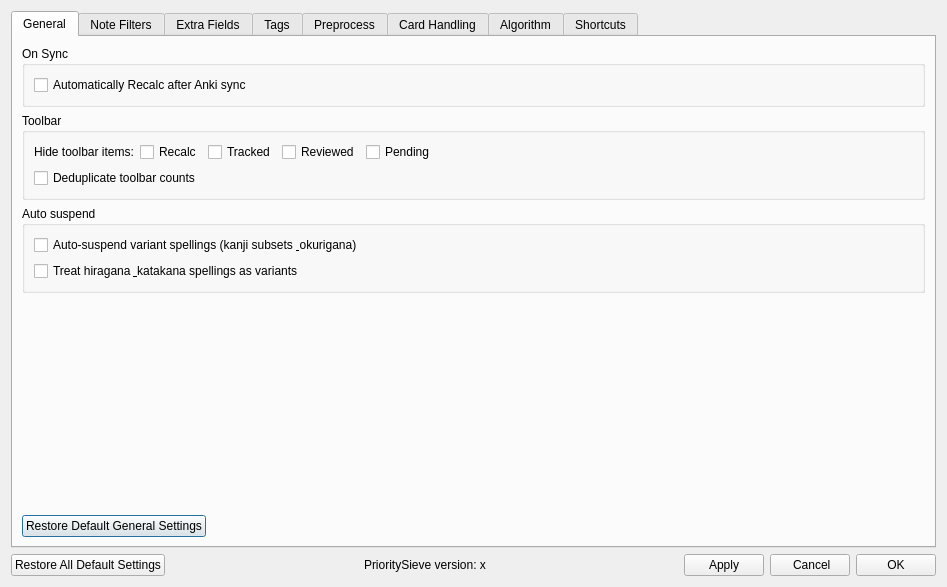
Above: prioritysieve/ui/settings_dialog.ui from travv0/prioritysieve before the change. Below: the same form after it.
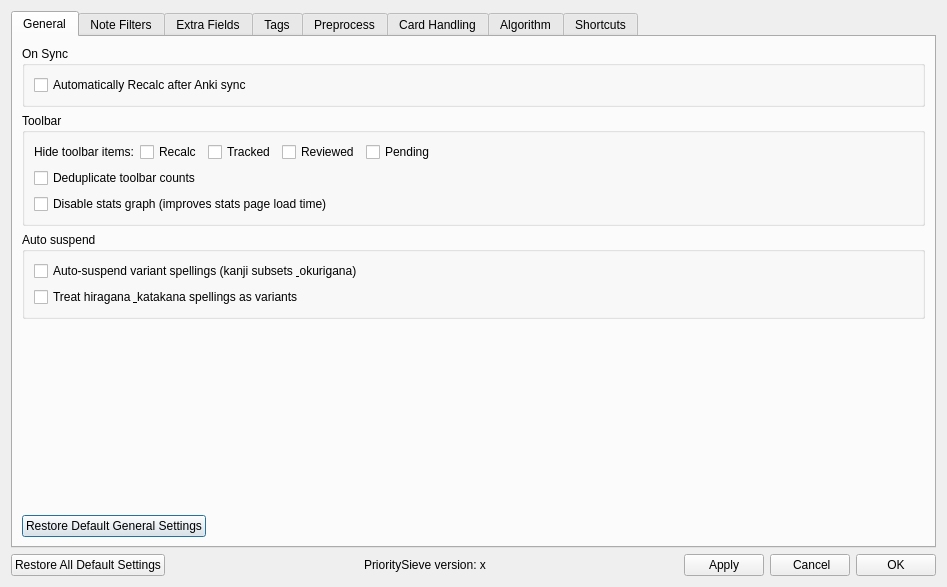
That is the form after the change.

Commit message:
improve stats graph performance with background loading
- Load stats data in background thread using QueryOp to avoid blocking UI
- Show loading placeholder while data is being computed
- Cache computed data per webview to avoid recomputation
- Add disable_stats_graph setting with checkbox in General settings tab

What changed in the file:
```diff
--- a/prioritysieve/ui/settings_dialog.ui
+++ b/prioritysieve/ui/settings_dialog.ui
@@ -126,6 +126,13 @@
              </property>
             </widget>
            </item>
+           <item>
+            <widget class="QCheckBox" name="disableStatsGraphCheckBox">
+             <property name="text">
+              <string>Disable stats graph (improves stats page load time)</string>
+             </property>
+            </widget>
+           </item>
           </layout>
          </widget>
         </item>
```
The commit also changes 5 other files.
